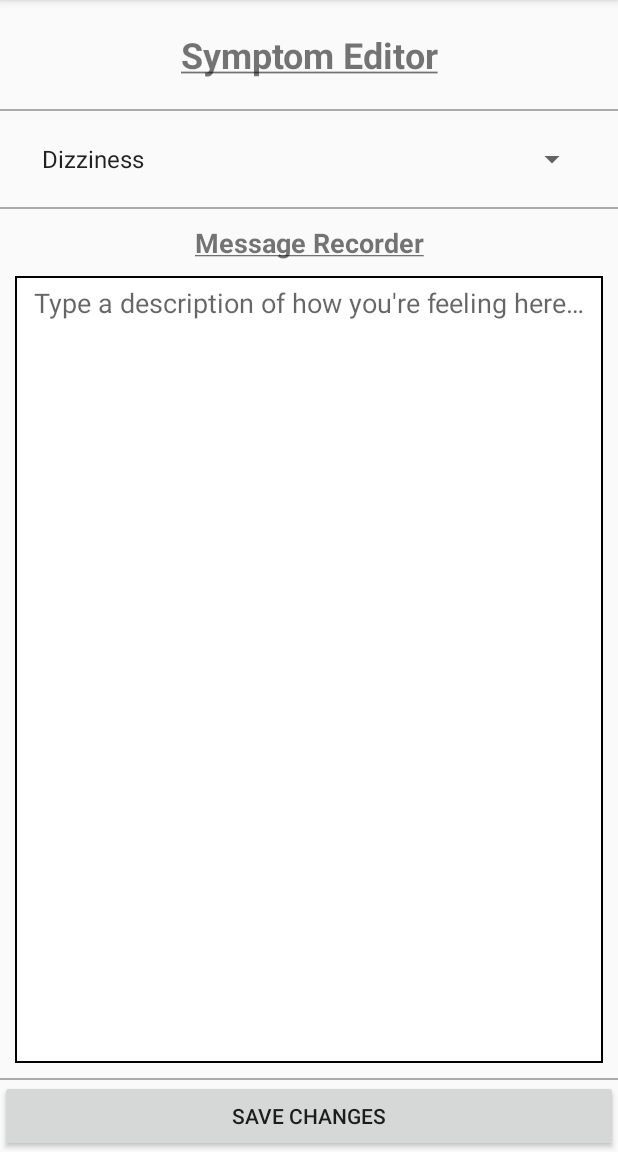
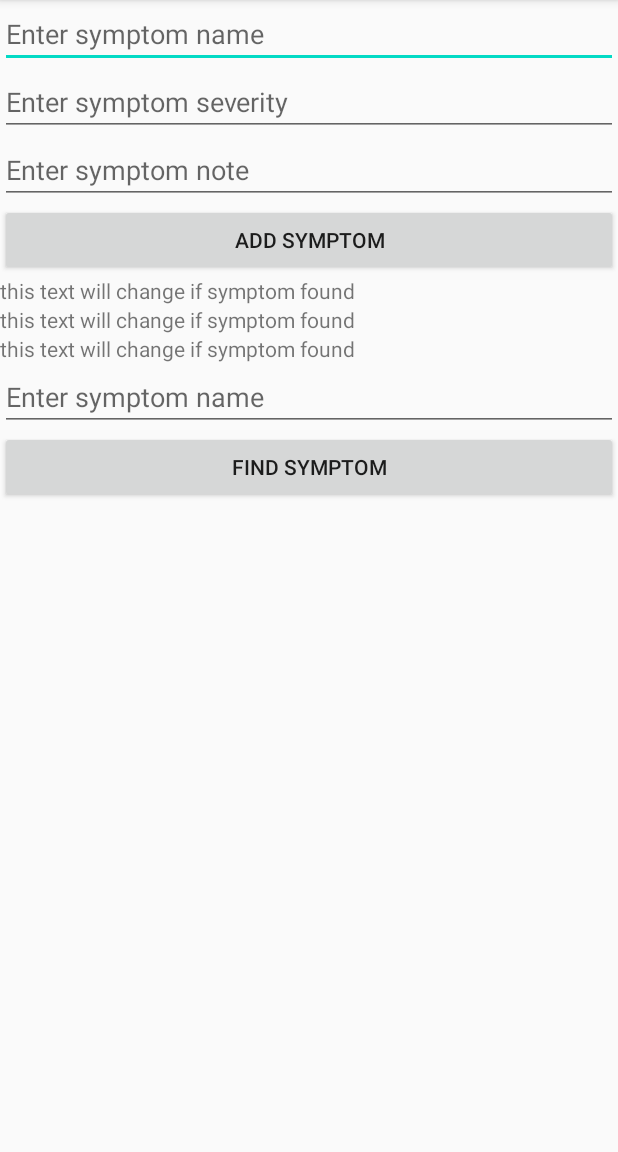
Before and after one commit to rcortese1/symptracker, an Android app: the screen it shows after launch (RecordSymptom before the commit, DatabaseTester after it), after a tap on "RECORD SYMPTOMS", on a phone screen of 412 x 824 dp, the part 84-1236 px from its top. Run offline under Robolectric (Android 15) with nearby library versions, the phone set to English and light mode, and no system bars.

Commit message:
Changed DBTester to try and handle notes. Added toString() to Symptom class. Other minor changes

```diff
--- a/app/src/main/AndroidManifest.xml
+++ b/app/src/main/AndroidManifest.xml
@@ -11,6 +11,7 @@
         android:roundIcon="@mipmap/ic_launcher_round"
         android:supportsRtl="true"
         android:theme="@style/AppTheme">
+        <activity android:name=".DatabaseTester" />
         <activity android:name=".RecordSymptom"></activity>
         <activity android:name=".SympContact" />
         <activity android:name=".MainActivity">
--- a/app/src/main/java/com/example/symptracker/DBHandler.java
+++ b/app/src/main/java/com/example/symptracker/DBHandler.java
@@ -17,6 +17,7 @@ public class DBHandler extends SQLiteOpenHelper
 
     private static final String KEY_NAME = "name";
     private static final String KEY_IS_SEVERE = "isSevere";
+    //private static final String KEY_NOTE = "note";
 
     public DBHandler(Context context)
     {
@@ -54,6 +55,8 @@ public class DBHandler extends SQLiteOpenHelper
         //1 means severe and 0 means not severe
         int severity = symptom.isSevere() ? 1 : 0;
         values.put(KEY_IS_SEVERE, severity);
+
+        //values.put(KEY_NOTE, symptom.getNote());
 
         db.insert(TABLE_SYMPTOMS, null, values);
         db.close();
--- a/app/src/main/java/com/example/symptracker/DatabaseTester.java
+++ b/app/src/main/java/com/example/symptracker/DatabaseTester.java
@@ -2,12 +2,14 @@ package com.example.symptracker;
 
 import androidx.appcompat.app.AppCompatActivity;
 
+import android.content.Context;
 import android.os.Bundle;
 import android.util.Log;
 import android.view.View;
 import android.widget.Button;
 import android.widget.EditText;
 import android.widget.TextView;
+import android.widget.Toast;
 
 import java.util.List;
 
@@ -15,15 +17,20 @@ public class DatabaseTester extends AppCompatActivity {
 
     private EditText symptomNameEntry;
     private EditText symptomSeverityEntry;
+    private EditText symptomNoteEntry;
     private EditText symptomEntry;
     private TextView showSympName;
     private TextView showSympSeverity;
+    private TextView showSympNote;
     private Button addSymptom;
     private Button findSymptom;
 
     private DBHandler db;
 
     String name = "";
+    String note = "";
+
+    //Context context = getBaseContext();
 
     @Override
     protected void onCreate(Bundle savedInstanceState) {
@@ -33,6 +40,7 @@ public class DatabaseTester extends AppCompatActivity {
         //EditTexts
         symptomNameEntry = findViewById(R.id.symptomNameEntry);
         symptomSeverityEntry = findViewById(R.id.symptomSeverityEntry);
+        symptomNoteEntry = findViewById(R.id.symptomNoteEntry);
         symptomEntry = findViewById(R.id.symptomTextEntry);
 
         //Buttons
@@ -42,6 +50,7 @@ public class DatabaseTester extends AppCompatActivity {
         //TextViews
         showSympName = findViewById(R.id.showSympName);
         showSympSeverity = findViewById(R.id.showSympSeverity);
+        showSympNote = findViewById(R.id.showSympNote);
 
         //Database
         db = new DBHandler(this);
@@ -52,15 +61,17 @@ public class DatabaseTester extends AppCompatActivity {
 
         for(Symptom s : symptomList)
         {
-            Log.d("Symptom: ", "Symptom Name: " + s.getName() + ", Severity: " + s.isSevere());
+            Log.d("Symptom: ", "Symptom Name: " + s.getName() + ", Severity: " + s.isSevere() + ", Note: " + s.getNote());
         }
 
         addSymptom.setOnClickListener(new View.OnClickListener() {
             @Override
             public void onClick(View view) {
-                name = symptomEntry.getText().toString();
-                Symptom s = new Symptom("Pneumonia", true);
+                name = symptomNameEntry.getText().toString();
+                note = symptomNoteEntry.getText().toString();
+                Symptom s = new Symptom("Test2", false, "This is the note.");
                 db.addSymptom(s);
+                //s.setNote("This is the note for real.");
             }
         });
 
@@ -69,6 +80,7 @@ public class DatabaseTester extends AppCompatActivity {
             public void onClick(View view) {
                 name = symptomEntry.getText().toString();
                 Symptom s = db.getSymptom(name);
+                //s.setNote("Please work");
 
                 if(s == null)
                 {
@@ -76,12 +88,13 @@ public class DatabaseTester extends AppCompatActivity {
                 }
                 else
                 {
+                    Toast.makeText(getApplicationContext(), s.toString(), Toast.LENGTH_LONG).show();
                     Log.d("SUCCESS", "Symptom is NOT null");
                     showSympName.setText(s.getName());
                     String severe = "";
                     severe = s.isSevere() ? "Severe" : "Not severe";
                     showSympSeverity.setText(severe);
-
+                    //showSympNote.setText(s.getNote());
                 }
             }
         });
--- a/app/src/main/java/com/example/symptracker/MainActivity.java
+++ b/app/src/main/java/com/example/symptracker/MainActivity.java
@@ -34,8 +34,8 @@ public class MainActivity extends AppCompatActivity {
         recSympBtn.setOnClickListener(new View.OnClickListener() {
             @Override
             public void onClick(View view) {
-                Intent intent = new Intent(getApplicationContext(), RecordSymptom.class);
-                //Intent intent = new Intent(getApplicationContext(), DatabaseTester.class);
+                //Intent intent = new Intent(getApplicationContext(), RecordSymptom.class);
+                Intent intent = new Intent(getApplicationContext(), DatabaseTester.class);
                 startActivity(intent);
             }
         });
--- a/app/src/main/res/layout/activity_database_tester.xml
+++ b/app/src/main/res/layout/activity_database_tester.xml
@@ -27,6 +27,14 @@
             android:hint="Enter symptom severity"
             android:inputType="textPersonName" />
 
+        <EditText
+            android:id="@+id/symptomNoteEntry"
+            android:layout_width="match_parent"
+            android:layout_height="wrap_content"
+            android:ems="10"
+            android:hint="Enter symptom note"
+            android:inputType="textPersonName" />
+
         <Button
             android:id="@+id/addSymptom"
             android:layout_width="match_parent"
@@ -41,6 +49,12 @@
 
         <TextView
             android:id="@+id/showSympSeverity"
+            android:layout_width="match_parent"
+            android:layout_height="wrap_content"
+            android:text="this text will change if symptom found" />
+
+        <TextView
+            android:id="@+id/showSympNote"
             android:layout_width="match_parent"
             android:layout_height="wrap_content"
             android:text="this text will change if symptom found" />
```
Also changed, not shown: app/src/main/java/com/example/symptracker/Symptom.java (+16 -4 lines).
